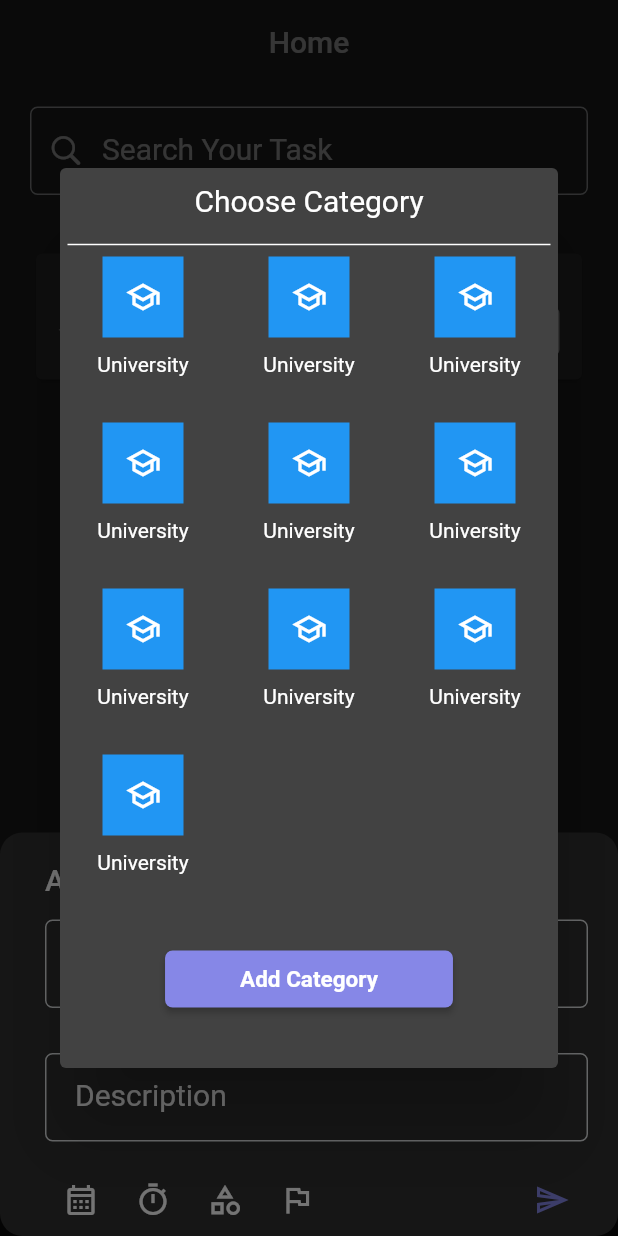
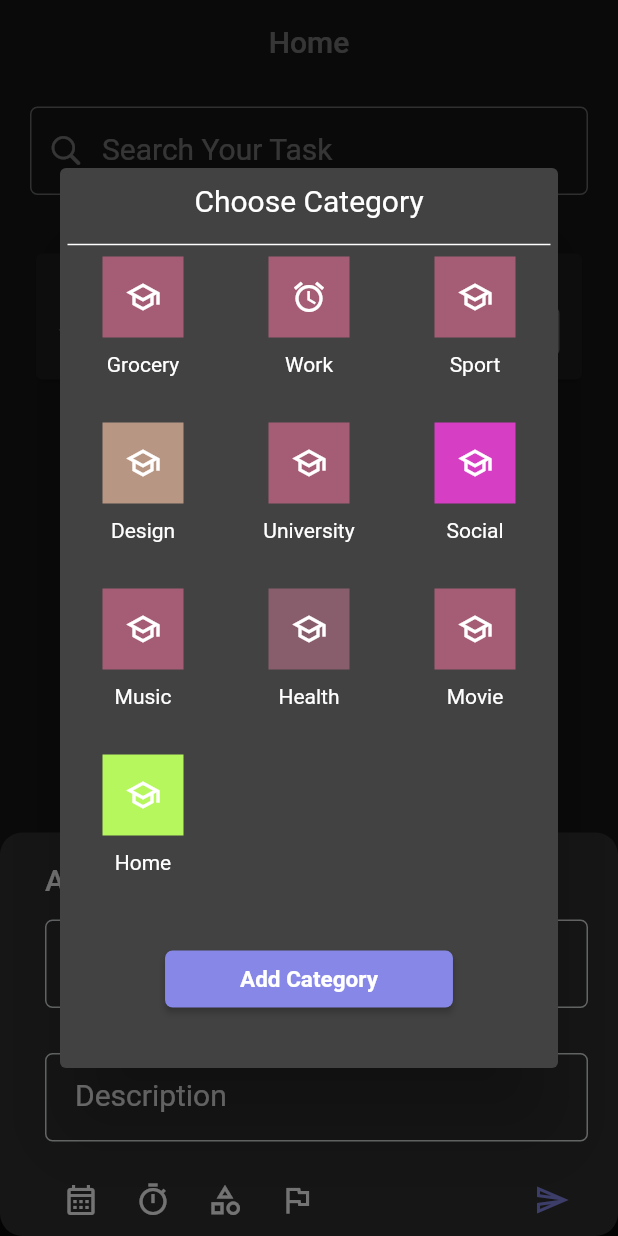
Before and after one commit to hashanranasinghe/ToDo-App, a Flutter app: the BottomNavBar screen opened directly, item 3 of the bottom bar chosen, after a tap on the "category" icon, on a phone screen of 412 x 824 dp. Run offline on Flutter 3.47's test engine with Material 2 defaults, Android fonts, the phone set to English and light mode, and no system bars; our stand-ins replace cloud_firestore, firebase_auth, firebase_core, firebase_database, fluttertoast; missing offline and left inert: flutter_clean_calendar; accounts and stored records are empty.

Commit message:
view models & selecting color & icon

```diff
--- a/lib/models/category_model.dart
+++ b/lib/models/category_model.dart
@@ -1,10 +1,10 @@
-import 'package:flutter/cupertino.dart';
+
 
 class CategoryModel {
   String id;
   String category;
-  IconData icon;
-  Color color;
+  String icon;
+  String color;
 
   CategoryModel(
       {required this.id,
--- a/lib/models/task_model.dart
+++ b/lib/models/task_model.dart
@@ -5,7 +5,7 @@ class TaskModel {
   String? id;
   String title;
   String description;
-  String priority;
+  int priority;
   CategoryModel category;
   DateTime date;
   TimeOfDay time;
--- a/lib/screens/Task/add_category_screen.dart
+++ b/lib/screens/Task/add_category_screen.dart
@@ -103,7 +103,7 @@ class _AddCategoryScreenState extends State<AddCategoryScreen> {
                 ),
                 Text("Category color:"),
                 if (selectedColor == null) ...[
-                  Container(
+                  SizedBox(
                     height: 100, // Set a fixed height for the container
                     child: ListView.builder(
                       shrinkWrap: true,
@@ -115,7 +115,7 @@ class _AddCategoryScreenState extends State<AddCategoryScreen> {
                             setState(() {
                               selectedColor = colors[index];
                             });
-                            print('Selected color: $selectedColor');
+                            print('Selected color: ${Convert.getColorString(color: colors[index])}');
                           },
                           child: Container(
                             width: 40,
@@ -230,6 +230,7 @@ class _AddCategoryScreenState extends State<AddCategoryScreen> {
                         setState(() {
                           icon = icons[index];
                         });
+                        print(icon?.codePoint);
                         Navigator.pop(
                             context, icons[index]); // Return the selected icon
                       },
--- a/lib/screens/Task/task-screen.dart
+++ b/lib/screens/Task/task-screen.dart
@@ -2,7 +2,6 @@ import 'package:flutter/material.dart';
 import 'package:todo_app/utils/constraints.dart';
 import 'package:todo_app/widgets/Task_priority_widget.dart';
 import 'package:todo_app/widgets/button_field.dart';
-import 'package:todo_app/widgets/choose_category_widget.dart';
 import 'package:todo_app/widgets/edit_task_dialog.dart';
 import 'package:todo_app/widgets/task_button.dart';
 import 'package:todo_app/widgets/task_delete_dialog.dart';
@@ -107,7 +106,7 @@ class _TaskScreenState extends State<TaskScreen> {
                         showDialog(
                             context: context,
                             builder: (BuildContext context) {
-                              return ChooseCategoryWidget();
+                              return Container();
                             });
                       },
                       text: "University",
@@ -122,7 +121,7 @@ class _TaskScreenState extends State<TaskScreen> {
                         showDialog(
                             context: context,
                             builder: (BuildContext context) {
-                              return TaskPriorityWidget();
+                              return TaskPriorityWidget(function: (value) {  },);
                             });
                       },
                       text: "Default",
--- /dev/null
+++ b/lib/services/testing.dart
@@ -0,0 +1,15 @@
+import 'dart:convert';
+
+import 'package:flutter/services.dart' as rootBundle;
+import 'package:todo_app/models/category_model.dart';
+
+class Test {
+  static Future<List<CategoryModel>> categories() async {
+    final jsonData =
+        await rootBundle.rootBundle.loadString('assets/json/list.json');
+    final List<dynamic> jsonList = json.decode(jsonData);
+    List<CategoryModel> categoryList =
+        jsonList.map((category) => CategoryModel.fromMap(category)).toList();
+    return categoryList;
+  }
+}
--- /dev/null
+++ b/lib/view models/category view model/category_list_view_model.dart
@@ -0,0 +1,21 @@
+import 'package:flutter/material.dart';
+import 'package:todo_app/services/testing.dart';
+import 'package:todo_app/view%20models/category%20view%20model/category_view_model.dart';
+
+enum Status { loading, empty, success }
+
+class CategoryListViewModel extends ChangeNotifier {
+  List<CategoryViewModel> categories = <CategoryViewModel>[];
+  Status status = Status.empty;
+
+  Future<void> getCategories() async {
+    status = Status.loading;
+    final results = await Test.categories();
+    categories = results
+        .map((category) => CategoryViewModel(categoryModel: category))
+        .toList();
+    status = categories.isEmpty ? Status.empty : Status.success;
+
+    notifyListeners();
+  }
+}
--- /dev/null
+++ b/lib/view models/category view model/category_view_model.dart
@@ -0,0 +1,16 @@
+import 'package:flutter/cupertino.dart';
+import 'package:todo_app/models/category_model.dart';
+
+class CategoryViewModel extends ChangeNotifier {
+  final CategoryModel categoryModel;
+
+  CategoryViewModel({required this.categoryModel});
+
+  String get id => categoryModel.id;
+
+  String get category => categoryModel.category;
+
+  String get icon => categoryModel.icon;
+
+  String get color => categoryModel.color;
+}
--- /dev/null
+++ b/lib/view models/task view models/add_task_view_model.dart
@@ -0,0 +1,33 @@
+import 'package:flutter/material.dart';
+import 'package:todo_app/models/category_model.dart';
+import 'package:todo_app/models/task_model.dart';
+
+class AddTaskViewModel extends ChangeNotifier {
+  late String? id;
+  late String title;
+  late String description;
+  late int priority;
+  late CategoryModel category;
+  late DateTime date;
+  late TimeOfDay time;
+  late bool isDone;
+
+  Future<void> addTodo() async {
+    final taskModel = TaskModel(
+        title: title,
+        description: description,
+        priority: priority,
+        date: date,
+        time: time,
+        category: category);
+    print(taskModel.title);
+    print(taskModel.description);
+    print(taskModel.priority);
+    print(
+        "${taskModel.category.id},${taskModel.category.category},${taskModel.category.icon},${taskModel.category.color}");
+    print(taskModel.date);
+    print(taskModel.time);
+
+    notifyListeners();
+  }
+}
--- a/lib/widgets/bottom_navigation_bar.dart
+++ b/lib/widgets/bottom_navigation_bar.dart
@@ -1,3 +1,4 @@
+
 import 'package:flutter/material.dart';
 import 'package:todo_app/screens/Task/calendar_screen.dart';
 import 'package:todo_app/screens/Task/home_screen.dart';
@@ -5,9 +6,12 @@ import 'package:todo_app/screens/focus/focus_screen.dart';
 import 'package:todo_app/screens/user/user_profile_screen.dart';
 import 'package:todo_app/services/validator/validate_handeler.dart';
 import 'package:todo_app/utils/constraints.dart';
+import 'package:todo_app/view%20models/category%20view%20model/category_list_view_model.dart';
+import 'package:todo_app/view%20models/task%20view%20models/add_task_view_model.dart';
 import 'package:todo_app/widgets/Task_priority_widget.dart';
 import 'package:todo_app/widgets/choose_category_widget.dart';
 import 'package:todo_app/widgets/text_field.dart';
+import 'package:provider/provider.dart';
 
 class BottomNavBar extends StatefulWidget {
   const BottomNavBar({super.key});
@@ -30,9 +34,23 @@ class _BottomNavBarState extends State<BottomNavBar> {
   TextEditingController titleController = TextEditingController();
   TextEditingController descriptionController = TextEditingController();
   final _form = GlobalKey<FormState>();
+  late AddTaskViewModel addTaskViewModel;
+
+  @override
+  void initState() {
+    // TODO: implement initState
+    super.initState();
+    addTaskViewModel = Provider.of<AddTaskViewModel>(context, listen: false);
+    _populateCategories();
+  }
+
+  _populateCategories() {
+    Provider.of<CategoryListViewModel>(context, listen: false).getCategories();
+  }
 
   @override
   Widget build(BuildContext context) {
+    final vm = Provider.of<CategoryListViewModel>(context);
     return Scaffold(
       resizeToAvoidBottomInset: false,
       body: Stack(
@@ -71,7 +89,7 @@ class _BottomNavBarState extends State<BottomNavBar> {
                     ),
                     child: IconButton(
                         onPressed: () {
-                          _showAddModal(context);
+                          _showAddModal(context, vm);
                         },
                         icon: Icon(
                           Icons.add,
@@ -96,7 +114,8 @@ class _BottomNavBarState extends State<BottomNavBar> {
     );
   }
 
-  void _showAddModal(BuildContext context) {
+  void _showAddModal(
+      BuildContext context, CategoryListViewModel categoryListViewModel) {
     showModalBottomSheet(
       isScrollControlled: true,
       shape: RoundedRectangleBorder(
@@ -132,9 +151,7 @@ class _BottomNavBarState extends State<BottomNavBar> {
                   ),
                   TextFieldWidget(
                     label: "Description",
-                    onchange: (value) {
-
-                    },
+                    onchange: (value) {},
                     valid: (value) {
                       return Validator.generalValid(value!);
                     },
@@ -164,7 +181,13 @@ class _BottomNavBarState extends State<BottomNavBar> {
                                 showDialog(
                                     context: context,
                                     builder: (BuildContext context) {
-                                      return ChooseCategoryWidget();
+                                      return ChooseCategoryWidget(
+                                          categoryListViewModel:
+                                              categoryListViewModel, function: (categoryModel ) {
+                                            setState(() {
+                                              addTaskViewModel.category = categoryModel;
+                                            });
+                                      },);
                                     });
                               },
                               icon: Icon(Icons.category_outlined)),
@@ -173,7 +196,16 @@ class _BottomNavBarState extends State<BottomNavBar> {
                               showDialog(
                                   context: context,
                                   builder: (BuildContext context) {
-                                    return TaskPriorityWidget();
+                                    return TaskPriorityWidget(
+                                      function: (value) {
+                                        value = value + 1;
+                                        setState(() {
+                                          addTaskViewModel.priority = value;
+                                          print(value);
+                                        });
+                                        Navigator.pop(context);
+                                      },
+                                    );
                                   });
                             },
                             icon: Icon(Icons.flag_outlined),
@@ -185,9 +217,7 @@ class _BottomNavBarState extends State<BottomNavBar> {
                         children: [
                           IconButton(
                             onPressed: () {
-                              if (_form.currentState!.validate()) {
-                                print("ok");
-                              }
+                              _addTodo();
                             },
                             icon: Icon(
                               Icons.send_outlined,
@@ -232,4 +262,17 @@ class _BottomNavBarState extends State<BottomNavBar> {
       print(_timeOfDay);
     });
   }
+
+  _addTodo() async{
+    if (_form.currentState!.validate()) {
+      setState(() {
+        addTaskViewModel.title = titleController.text;
+        addTaskViewModel.description = descriptionController.text;
+        addTaskViewModel.date = _selectedDate;
+        addTaskViewModel.time = _timeOfDay;
+      });
+      await addTaskViewModel.addTodo();
+
+    }
+  }
 }
--- a/lib/widgets/choose_category_widget.dart
+++ b/lib/widgets/choose_category_widget.dart
@@ -1,9 +1,16 @@
 import 'package:flutter/material.dart';
+import 'package:todo_app/models/category_model.dart';
 import 'package:todo_app/utils/navigation.dart';
+import 'package:todo_app/view%20models/category%20view%20model/category_list_view_model.dart';
 import 'package:todo_app/widgets/button_field.dart';
 
 class ChooseCategoryWidget extends StatefulWidget {
-  const ChooseCategoryWidget({Key? key}) : super(key: key);
+  final CategoryListViewModel categoryListViewModel;
+  final Function(CategoryModel) function;
+
+  const ChooseCategoryWidget(
+      {Key? key, required this.categoryListViewModel, required this.function})
+      : super(key: key);
 
   @override
   State<ChooseCategoryWidget> createState() => _ChooseCategoryWidgetState();
@@ -12,7 +19,8 @@ class ChooseCategoryWidget extends StatefulWidget {
 class _ChooseCategoryWidgetState extends State<ChooseCategoryWidget> {
   @override
   Widget build(BuildContext context) {
-    int itemCount = 10; // replace with your actual item count
+    int itemCount = widget.categoryListViewModel.categories
+        .length; // replace with your actual item count
     double itemHeight =
         100; // replace with the height of each item in the GridView
 
@@ -49,46 +57,7 @@ class _ChooseCategoryWidgetState extends State<ChooseCategoryWidget> {
               color: Colors.white,
             ),
           ),
-          SingleChildScrollView(
-            child: GridView.builder(
-              scrollDirection: Axis.vertical,
-              shrinkWrap: true,
-              itemCount: itemCount,
-              gridDelegate: SliverGridDelegateWithFixedCrossAxisCount(
-                crossAxisCount: 3,
-                childAspectRatio: 1,
-              ),
-              itemBuilder: (BuildContext context, int index) {
-                return InkWell(
-                  onTap: (){
-                    print("uni");
-                  },
-                  child: Column(
-                    children: [
-                      Container(
-                        child: Center(
-                          child: Column(
-                            mainAxisAlignment: MainAxisAlignment.center,
-                            children: [
-                              Container(
-                                child: Icon(Icons.school_outlined),
-                                decoration: BoxDecoration(color: Colors.blue),
-                                padding: EdgeInsets.all(15),
-                              ),
-                            ],
-                          ),
-                        ),
-                      ),
-                      SizedBox(
-                        height: 10,
-                      ),
-                      Text("University")
-                    ],
-                  ),
-                );
-              },
-            ),
-          ),
+          _updateUi(widget.categoryListViewModel),
           Padding(
             padding: const EdgeInsets.symmetric(horizontal: 20),
             child: ButtonField(
@@ -105,4 +74,74 @@ class _ChooseCategoryWidgetState extends State<ChooseCategoryWidget> {
       ),
     ));
   }
+
+  Widget _updateUi(CategoryListViewModel vm) {
+    switch (vm.status) {
+      case Status.loading:
+        return Align(
+          alignment: Alignment.center,
+          child: CircularProgressIndicator(),
+        );
+      case Status.success:
+        return SingleChildScrollView(
+          child: GridView.builder(
+            scrollDirection: Axis.vertical,
+            shrinkWrap: true,
+            itemCount: vm.categories.length,
+            gridDelegate: SliverGridDelegateWithFixedCrossAxisCount(
+              crossAxisCount: 3,
+              childAspectRatio: 1,
+            ),
+            itemBuilder: (BuildContext context, int index) {
+              final category = vm.categories[index];
+              final int icon = int.parse(category.icon);
+
+              return InkWell(
+                onTap: () {
+                  final categoryModel = CategoryModel(
+                      id: category.id,
+                      category: category.category,
+                      icon: category.icon,
+                      color: category.color);
+                  widget.function(categoryModel);
+                },
+                child: Column(
+                  children: [
+                    Container(
+                      child: Center(
+                        child: Column(
+                          mainAxisAlignment: MainAxisAlignment.center,
+                          children: [
+                            Container(
+                              child: Icon(IconData(
+                                icon,
+                                fontFamily: 'MaterialIcons',
+                              )),
+                              decoration: BoxDecoration(
+                                  color: Color(
+                                          int.parse(category.color, radix: 16))
+                                      .withOpacity(1.0)),
+                              padding: EdgeInsets.all(15),
+                            ),
+                          ],
+                        ),
+                      ),
+                    ),
+                    SizedBox(
+                      height: 10,
+                    ),
+                    Text(category.category)
+                  ],
+                ),
+              );
+            },
+          ),
+        );
+      case Status.empty:
+        return Align(
+          alignment: Alignment.center,
+          child: Text("No foru found...."),
+        );
+    }
+  }
 }
--- a/pubspec.yaml
+++ b/pubspec.yaml
@@ -69,6 +69,7 @@ flutter:
   # To add assets to your application, add an assets section, like this:
   assets:
     - assets/images/
+    - assets/json/
     #   - images/a_dot_ham.jpeg
 
   # An image asset can refer to one or more resolution-specific "variants", see
```
Also changed, not shown: assets/json/list.json (added, +62 -0 lines), lib/main.dart (+9 -3 lines), lib/screens/login & register/login_screen.dart (+8 -16 lines), lib/utils/constraints.dart (+18 -12 lines), lib/view models/category view model/add_category_view_model.dart (added, +16 -0 lines), lib/view models/task view models/task_view_model.dart (added, +25 -0 lines), lib/widgets/Task_priority_widget.dart (+18 -6 lines).
